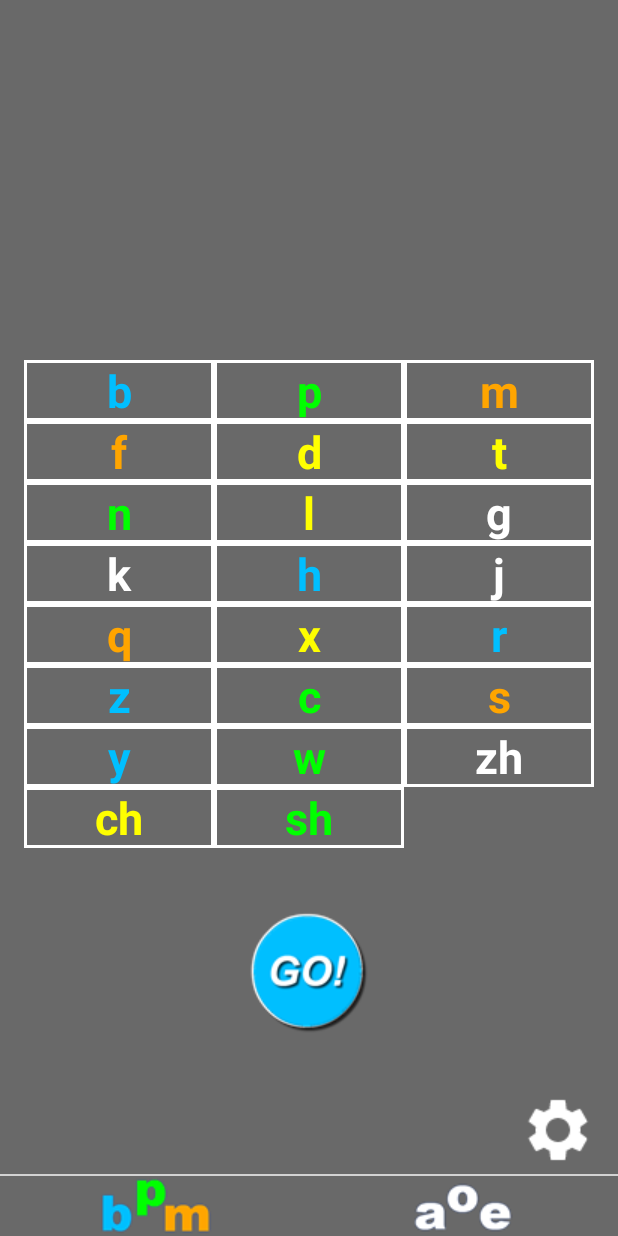
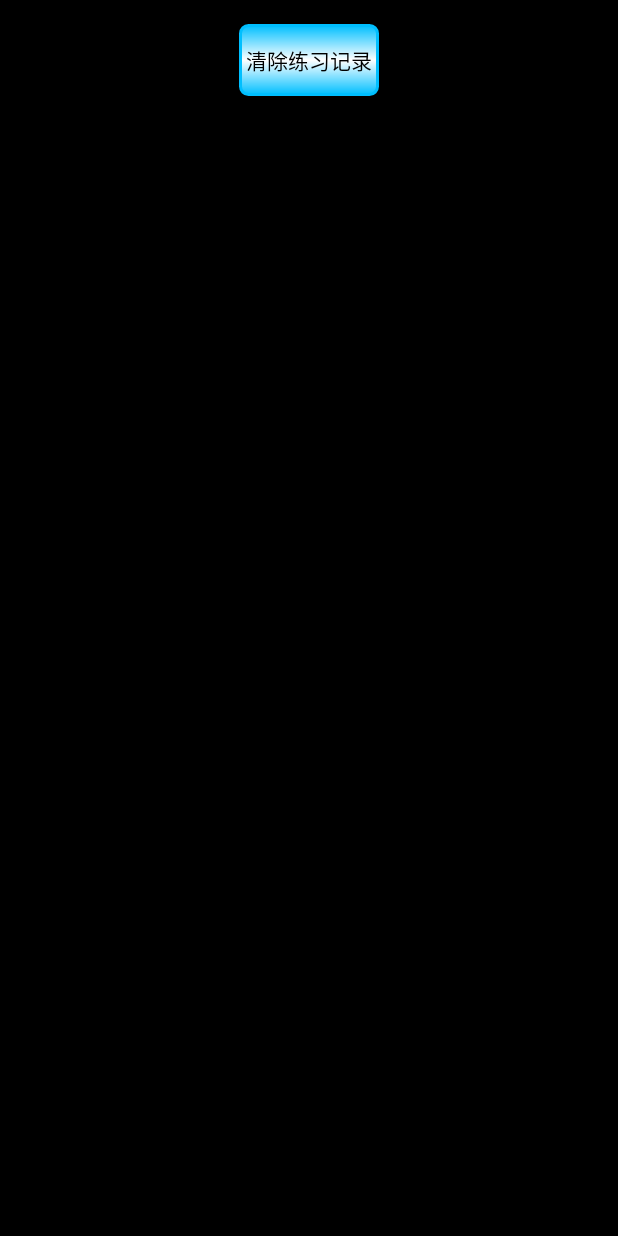
Before and after one commit to jinshu1981/learnPinyin, an Android app: the screen it shows after launch (ActivityAlphabetsTable), after a tap on an icon or button, on a phone screen of 412 x 824 dp. Run offline under Robolectric (Android 15) with nearby library versions, the light colour scheme and no system bars; Roboto replaces fonts that are not available here.

Commit message:
finish and pubulish

```diff
--- a/app/src/main/java/com/jinshu/xuzhi/learnpinyin/FragmentAlphabetsTable.java
+++ b/app/src/main/java/com/jinshu/xuzhi/learnpinyin/FragmentAlphabetsTable.java
@@ -1,6 +1,9 @@
 package com.jinshu.xuzhi.learnpinyin;
 
+import android.content.ContentValues;
 import android.content.Intent;
+import android.graphics.Color;
+import android.graphics.drawable.ColorDrawable;
 import android.media.MediaPlayer;
 import android.net.Uri;
 import android.os.Bundle;
@@ -10,8 +13,11 @@ import android.view.LayoutInflater;
 import android.view.View;
 import android.view.ViewGroup;
 import android.widget.AdapterView;
+import android.widget.Button;
 import android.widget.GridView;
 import android.widget.ImageView;
+import android.widget.LinearLayout;
+import android.widget.PopupWindow;
 import android.widget.TextView;
 
 import com.jinshu.xuzhi.learnpinyin.data.LearnPinyinContract;
@@ -32,6 +38,9 @@ public class FragmentAlphabetsTable extends Fragment {
     String[] bpmArray,aoeArray;
     String CONSTANTS_RES_PREFIX = "android.resource://com.jinshu.xuzhi.learnpinyin/";
     final MediaPlayer mp  = new MediaPlayer();
+    PopupWindow mPopupWindow;
+    Button clearExciseRecord;
+
     public FragmentAlphabetsTable() {
         bpmArray = bpm.split(",");
         aoeArray = aoe.split(",");
@@ -49,6 +58,29 @@ public class FragmentAlphabetsTable extends Fragment {
         mbpmAdapter = new AdapterAlphabetTable(getActivity(),bpmArray);
         maoeAdapter = new AdapterAlphabetTable(getActivity(),aoeArray);
         alphabetTable.setAdapter(mbpmAdapter);
+
+
+        View popupView = getActivity().getLayoutInflater().inflate(R.layout.popup_window_menu, null);
+
+        mPopupWindow = new PopupWindow(popupView, LinearLayout.LayoutParams.MATCH_PARENT, LinearLayout.LayoutParams.MATCH_PARENT, true);
+        mPopupWindow.setTouchable(true);
+        mPopupWindow.setOutsideTouchable(true);
+        mPopupWindow.setBackgroundDrawable(new ColorDrawable(Color.WHITE));
+
+        mPopupWindow.getContentView().setFocusableInTouchMode(true);
+        mPopupWindow.getContentView().setFocusable(true);
+        mPopupWindow.setAnimationStyle(R.style.anim_menu_bottombar_bottom);
+
+        clearExciseRecord = (Button)popupView.findViewById(R.id.clear_excise_record);
+        clearExciseRecord.setOnClickListener(new View.OnClickListener() {
+            @Override
+            public void onClick(View v) {
+                ContentValues value = new ContentValues();
+                String newStatus = LearnPinyinContract.NO;
+                value.put(LearnPinyinContract.Character.COLUMN_DONE, newStatus);
+                getActivity().getContentResolver().update(LearnPinyinContract.Character.CONTENT_URI, value, null, null);
+            }
+        });
 
         mp.setOnPreparedListener(new MediaPlayer.OnPreparedListener() {
             public void onPrepared(MediaPlayer mp) {
@@ -103,6 +135,7 @@ public class FragmentAlphabetsTable extends Fragment {
         settingsView.setOnClickListener(new View.OnClickListener() {
             @Override
             public void onClick(View v) {
+                mPopupWindow.showAsDropDown(goView);
 
             }
         });
--- a/app/src/main/java/com/jinshu/xuzhi/learnpinyin/MainActivityFragment.java
+++ b/app/src/main/java/com/jinshu/xuzhi/learnpinyin/MainActivityFragment.java
@@ -300,13 +300,13 @@ public class MainActivityFragment extends Fragment implements LoaderManager.Load
             getLoaderManager().restartLoader(PINYIN_LEARNING_LOADER, null, this);
             getActivity().getIntent().removeExtra(LearnPinyinContract.Character.COLUMN_DONE);
         }
-        Log.e(LOG_TAG, "onResume");
+        //Log.e(LOG_TAG, "onResume");
     }
     @Override
     public Loader<Cursor> onCreateLoader(int i, Bundle bundle) {
 
         Uri uri = null;
-        String sortOrder = LearnPinyinContract.Character.COLUMN_ID + " ASC LIMIT 5";
+        String sortOrder = LearnPinyinContract.Character.COLUMN_ID + " ASC LIMIT 10";
 
 
         uri = LearnPinyinContract.Character.buildCharacterUriByDone(LearnPinyinContract.NO);
@@ -350,7 +350,7 @@ public class MainActivityFragment extends Fragment implements LoaderManager.Load
             progressLayout.addView(image);
         }
         //UpdateDisplay(index);
-        Log.e(LOG_TAG, "onLoadFinished");
+        //Log.e(LOG_TAG, "onLoadFinished");
 
     }
         @Override
--- /dev/null
+++ b/app/src/main/res/anim/menu_bottombar_in.xml
@@ -0,0 +1,7 @@
+<?xml version="1.0" encoding="utf-8"?>
+<set xmlns:android="http://schemas.android.com/apk/res/android">
+    <translate
+        android:duration="250"
+        android:fromYDelta="100.0%"
+        android:toYDelta="0.0" />
+</set>
--- /dev/null
+++ b/app/src/main/res/anim/menu_bottombar_in_right.xml
@@ -0,0 +1,7 @@
+<?xml version="1.0" encoding="utf-8"?>
+<set xmlns:android="http://schemas.android.com/apk/res/android">
+    <translate
+        android:duration="250"
+        android:fromXDelta="100.0%"
+        android:toXDelta="0.0" />
+</set>
--- /dev/null
+++ b/app/src/main/res/anim/menu_bottombar_out.xml
@@ -0,0 +1,7 @@
+<?xml version="1.0" encoding="utf-8"?>
+<set xmlns:android="http://schemas.android.com/apk/res/android">
+    <translate
+        android:duration="250"
+        android:fromYDelta="0.0"
+        android:toYDelta="100%" />
+</set>
--- /dev/null
+++ b/app/src/main/res/anim/menu_bottombar_out_right.xml
@@ -0,0 +1,7 @@
+<?xml version="1.0" encoding="utf-8"?>
+<set xmlns:android="http://schemas.android.com/apk/res/android">
+    <translate
+        android:duration="250"
+        android:fromXDelta="0.0"
+        android:toXDelta="100%" />
+</set>
--- /dev/null
+++ b/app/src/main/res/drawable/button_border.xml
@@ -0,0 +1,31 @@
+<?xml version="1.0" encoding="utf-8"?>
+<shape xmlns:android="http://schemas.android.com/apk/res/android"
+    android:shape="rectangle">
+
+    <!-- 设置透明背景色 -->
+    <solid android:color="@color/black" />
+    <!-- 填充的颜色,渐变色 -->
+    <gradient
+        android:startColor= "@color/deepskyblue"
+        android:centerColor="@color/white"
+        android:endColor="@color/deepskyblue"
+        android:angle="90" />
+
+    <!-- 设置一个白色边框 -->
+    <stroke
+        android:width="2sp"
+        android:color="@color/deepskyblue" />
+    <!-- 设置四个圆角的半径 -->
+    <corners
+        android:bottomLeftRadius="5sp"
+        android:bottomRightRadius="5sp"
+        android:topLeftRadius="5sp"
+        android:topRightRadius="5sp" />
+    <!-- 设置一下边距,让空间大一点 -->
+    <padding
+        android:bottom="1sp"
+        android:left="5sp"
+        android:right="5sp"
+        android:top="1sp" />
+
+</shape>
--- a/app/src/main/res/layout/dialog.xml
+++ b/app/src/main/res/layout/dialog.xml
@@ -6,7 +6,7 @@
     android:paddingBottom="@dimen/activity_vertical_margin"
     android:paddingLeft="@dimen/activity_horizontal_margin"
     android:gravity="center"
-    android:background="@color/dimgray">
+    android:background="@color/deepskyblue">
     <TextView android:text="@string/example" android:layout_width="wrap_content"
         android:layout_height="wrap_content"
         android:id = "@+id/character"
--- /dev/null
+++ b/app/src/main/res/layout/popup_window_menu.xml
@@ -0,0 +1,15 @@
+<?xml version="1.0" encoding="utf-8"?>
+<LinearLayout xmlns:android="http://schemas.android.com/apk/res/android"
+android:orientation="vertical" android:layout_width="match_parent"
+android:layout_height="match_parent"
+android:background="@color/black">
+<Button
+    android:layout_width="wrap_content"
+    android:layout_height="wrap_content"
+    android:text = "清除练习记录"
+    android:id = "@+id/clear_excise_record"
+    android:textColor="@color/black"
+    android:layout_gravity="center"
+    android:layout_marginTop="@dimen/activity_vertical_margin"
+    android:background="@drawable/button_border"/>
+</LinearLayout>
--- a/app/src/main/res/values/styles.xml
+++ b/app/src/main/res/values/styles.xml
@@ -5,4 +5,13 @@
         <!-- Customize your theme here. -->
     </style>
 
+    <style name="anim_menu_bottombar_bottom" parent="android:Animation" mce_bogus="1">
+        <item name="android:windowEnterAnimation">@anim/menu_bottombar_in</item>
+        <item name="android:windowExitAnimation">@anim/menu_bottombar_out</item>
+    </style>
+
+    <style name="anim_menu_bottombar_right" parent="android:Animation" mce_bogus="1">
+        <item name="android:windowEnterAnimation">@anim/menu_bottombar_in_right</item>
+        <item name="android:windowExitAnimation">@anim/menu_bottombar_out_right</item>
+    </style>
 </resources>
```
Also changed, not shown: app/src/main/assets/PinyinCharacters.db, app/src/main/res/mipmap-hdpi/ic_launcher.png, app/src/main/res/mipmap-mdpi/ic_launcher.png, app/src/main/res/mipmap-xhdpi/ic_launcher.png, app/src/main/res/mipmap-xxhdpi/ic_launcher.png, 2 other files.
